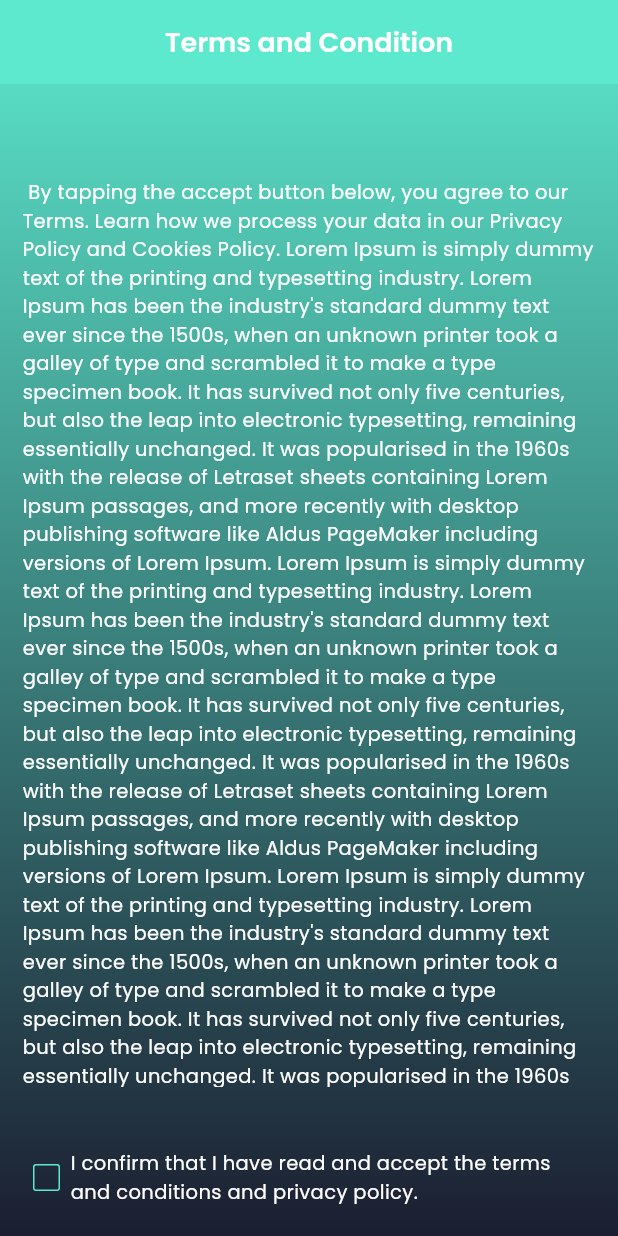
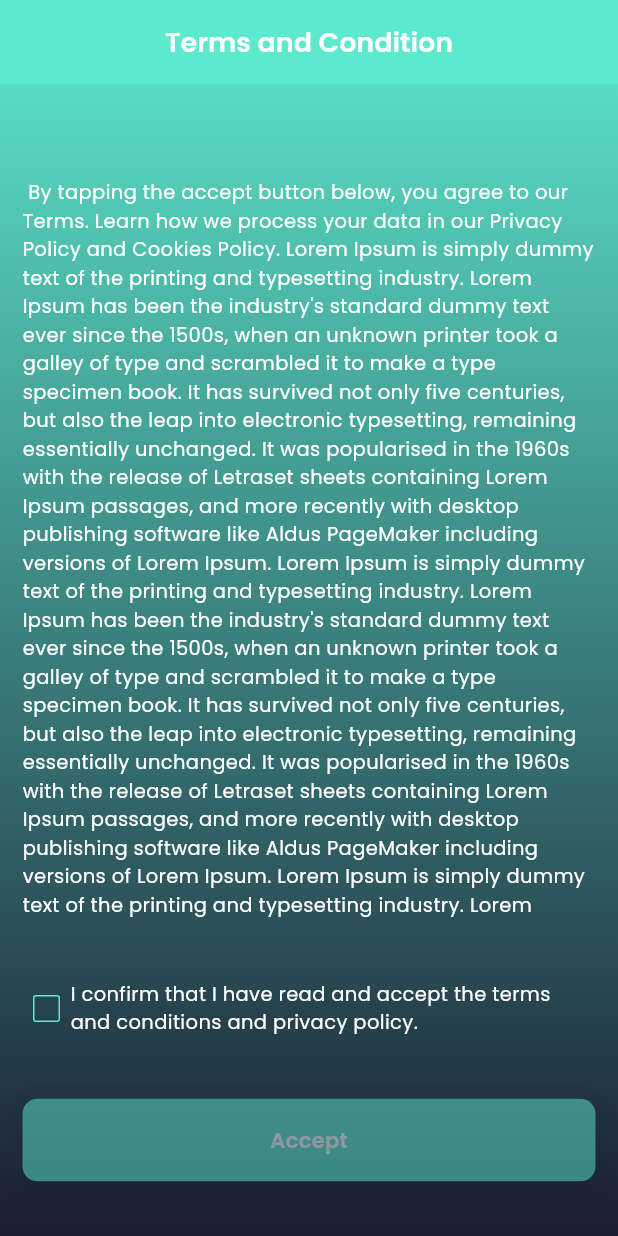
Before and after one commit to Christentimmy/Goodluv, a Flutter app: the TermsAndConditionScreen screen opened by its route, on a phone screen of 412 x 824 dp. Run offline on Flutter 3.47's test engine with Material 3 defaults, Android fonts, the phone set to English and light mode, and no system bars; our stand-ins replace font_awesome_flutter, get, google_fonts, pinput, smooth_page_indicator.

Commit message:
face verification screen

```diff
--- a/lib/app/modules/policy/views/terms_and_condition_screen.dart
+++ b/lib/app/modules/policy/views/terms_and_condition_screen.dart
@@ -1,12 +1,13 @@
 import 'package:flutter/material.dart';
 import 'package:get/get.dart';
 import 'package:goodluv/app/resources/colors.dart';
+import 'package:goodluv/app/routes/app_routes.dart';
 import 'package:goodluv/app/widgets/bg_gradient_widget.dart';
+import 'package:goodluv/app/widgets/custom_button.dart';
 import 'package:google_fonts/google_fonts.dart';
 
 class TermsAndConditionScreen extends StatelessWidget {
   TermsAndConditionScreen({super.key});
-
 
   final RxBool isChecked = false.obs;
 
@@ -73,6 +74,28 @@ class TermsAndConditionScreen extends StatelessWidget {
                 ),
               ],
             ),
+            SizedBox(height: Get.height * 0.05),
+            Obx(() {
+              return Opacity(
+                opacity: isChecked.value ? 1 : 0.5,
+                child: CustomButton(
+                  ontap: () {
+                    if (!isChecked.value) return;
+                    Get.toNamed(AppRoutes.faceverification);
+                  },
+                  isLoading: false.obs,
+                  child: Text(
+                    "Accept",
+                    style: GoogleFonts.poppins(
+                      color: Colors.white,
+                      fontSize: 14,
+                      fontWeight: FontWeight.w600,
+                    ),
+                  ),
+                ),
+              );
+            }),
+            SizedBox(height: Get.height * 0.02),
           ],
         ),
       ),
--- a/lib/app/routes/app_pages.dart
+++ b/lib/app/routes/app_pages.dart
@@ -6,6 +6,7 @@ import 'package:goodluv/app/modules/auth/views/signup_screen.dart';
 import 'package:goodluv/app/modules/onboarding/views/onboarding_screen.dart';
 import 'package:goodluv/app/modules/policy/views/terms_and_condition_screen.dart';
 import 'package:goodluv/app/modules/splash/views/splash_screen.dart';
+import 'package:goodluv/app/modules/verification/views/face_verification_screen.dart';
 import 'package:goodluv/app/routes/app_routes.dart';
 
 class AppPages {
@@ -38,5 +39,9 @@ class AppPages {
       name: AppRoutes.termsandcondition,
       page: () => TermsAndConditionScreen(),
     ),
+    GetPage(
+      name: AppRoutes.faceverification,
+      page: () => FaceVerificationScreen(),
+    ),
   ];
 }
--- a/lib/app/routes/app_routes.dart
+++ b/lib/app/routes/app_routes.dart
@@ -8,4 +8,5 @@ class AppRoutes {
   static const String otpscreen = '/otpscreen';
   static const String resetpassword = '/resetpassword';
   static const String termsandcondition = '/termsandcondition';
+  static const String faceverification = '/faceverification';
 }
```
Also changed, not shown: lib/app/modules/verification/views/face_verification_screen.dart (added, +78 -0 lines).
